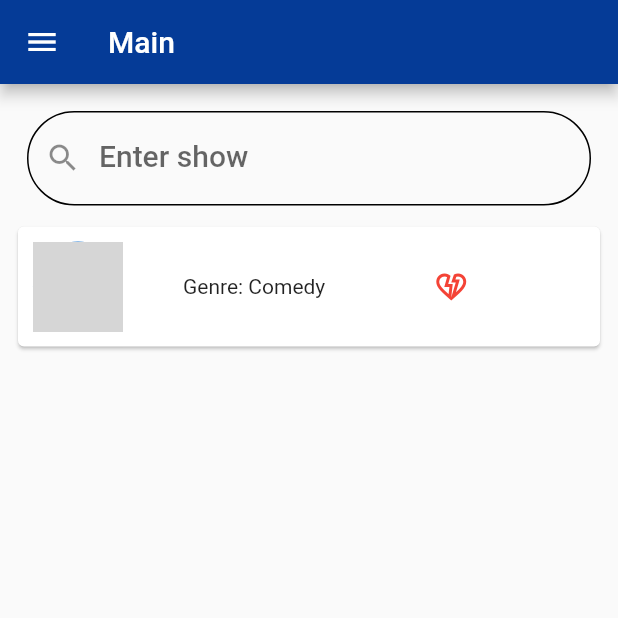
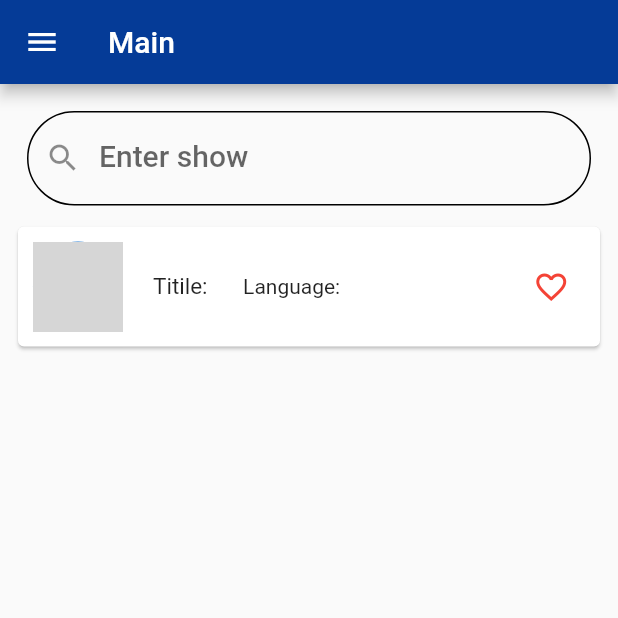
Before and after one commit to SakhnoAndrew/testAsigment, a Flutter app: the screen it shows after launch, on a phone screen of 412 x 824 dp, the top half of it. Run offline on Flutter 3.47's test engine with Material 2 defaults, Android fonts, the phone set to English and light mode, and no system bars; network calls fail; grey boxes are pictures that could not be loaded.

Commit message:
changed wigdet showLineWidget, decrease trailing padding of the like icon, moved the showLineWidget to another file

```diff
--- a/lib/pages/main_pages.dart
+++ b/lib/pages/main_pages.dart
@@ -1,6 +1,7 @@
 import 'package:flutter/material.dart';
 import 'package:flutter_application_1/domain/api_client.dart';
 import 'package:flutter_application_1/pages/navigation_drawer.dart';
+import 'package:flutter_application_1/widgets/show_line_widget.dart';
 
 class MainPage extends StatefulWidget {
   const MainPage({super.key});
@@ -11,13 +12,11 @@ class MainPage extends StatefulWidget {
 
 class _MainPageState extends State<MainPage> {
   final controllerSearch = TextEditingController();
-  static String searchText = '';
   var dataFetcher = DataFetcher;
 
   void onSubmitted(String text) {
     setState(() {
-      searchText = text;
-      var model = DataFetcher().getModels(searchText);
+      var model = DataFetcher().getModels(text);
     });
   }
 
@@ -25,7 +24,6 @@ class _MainPageState extends State<MainPage> {
     return Padding(
       padding: const EdgeInsets.fromLTRB(10, 10, 10, 10),
       child: TextField(
-        controller: controllerSearch,
         onSubmitted: onSubmitted,
         keyboardType: TextInputType.name,
         style: Theme.of(context).textTheme.headline6,
@@ -36,41 +34,6 @@ class _MainPageState extends State<MainPage> {
             borderRadius: BorderRadius.all(Radius.circular(40.0)),
           ),
         ),
-      ),
-    );
-  }
-
-  Widget showLineWidget() {
-    return Card(
-      child: Row(
-        children: [
-          const Padding(
-            padding: EdgeInsets.fromLTRB(10, 10, 10, 10),
-            child: CircleAvatar(
-              backgroundImage: NetworkImage(
-                  "https://static.tvmaze.com/uploads/images/medium_portrait/31/78286.jpg"),
-              radius: 30,
-            ),
-          ),
-          Padding(
-            padding: EdgeInsets.fromLTRB(10, 10, 10, 10),
-            child: Text(
-              searchText,
-              style: TextStyle(fontSize: 15),
-            ),
-          ),
-          const Padding(
-            padding: EdgeInsets.fromLTRB(10, 10, 60, 10),
-            child: Text('Genre: Comedy'),
-          ),
-          IconButton(
-            onPressed: () {},
-            icon: const Icon(
-              Icons.heart_broken_outlined,
-              color: Colors.red,
-            ),
-          )
-        ],
       ),
     );
   }
--- a/lib/widgets/search_text_widget.dart
+++ b/lib/widgets/search_text_widget.dart
@@ -1,6 +1,7 @@
 import 'package:flutter/material.dart';
+import 'package:flutter_application_1/pages/main_pages.dart';
 
-Widget searchTextFieldWidget() => Padding(
+Widget searchTextFieldWidget() => const Padding(
       padding: const EdgeInsets.fromLTRB(10, 10, 10, 10),
       child: TextField(
         keyboardType: TextInputType.name,
--- a/lib/widgets/show_line_widget.dart
+++ b/lib/widgets/show_line_widget.dart
@@ -7,30 +7,37 @@ Widget showLineWidget(
     child: Row(
       children: [
         Padding(
-          padding: EdgeInsets.fromLTRB(10, 10, 10, 10),
+          padding: const EdgeInsets.fromLTRB(10, 10, 10, 10),
           child: CircleAvatar(
             backgroundImage: NetworkImage(imageURL),
             radius: 30,
           ),
         ),
         Padding(
-          padding: EdgeInsets.fromLTRB(10, 10, 10, 10),
+          padding: const EdgeInsets.fromLTRB(10, 10, 10, 10),
           child: Text(
-            title,
-            style: TextStyle(fontSize: 20),
+            "Titile: $title",
+            style: const TextStyle(fontSize: 15),
           ),
         ),
         Padding(
-          padding: EdgeInsets.fromLTRB(10, 10, 60, 10),
-          child: Text(text),
+          padding: const EdgeInsets.fromLTRB(10, 10, 60, 10),
+          child: Text('Language: $text'),
         ),
-        IconButton(
-          onPressed: () {},
-          icon: const Icon(
-            Icons.heart_broken_outlined,
-            color: Colors.red,
+        const Spacer(),
+        Container(
+          width: 65,
+          height: 50,
+          child: Center(
+            child: IconButton(
+              onPressed: () {},
+              icon: const Icon(
+                Icons.favorite_border,
+                color: Colors.red,
+              ),
+            ),
           ),
-        )
+        ),
       ],
     ),
   );
```
